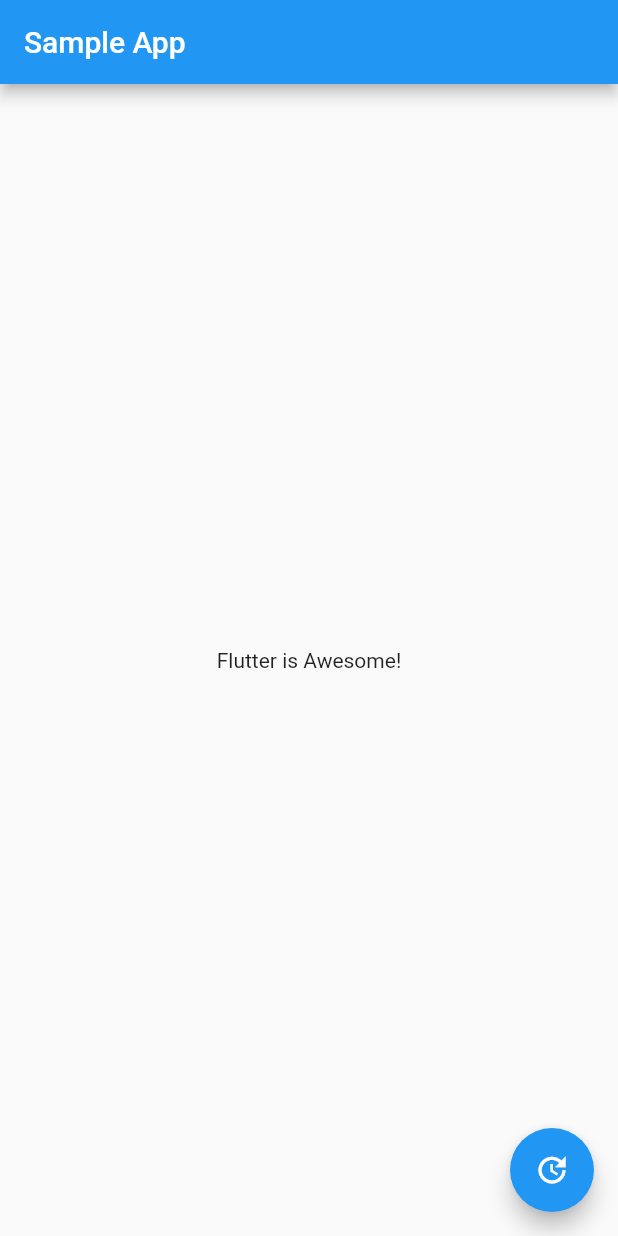
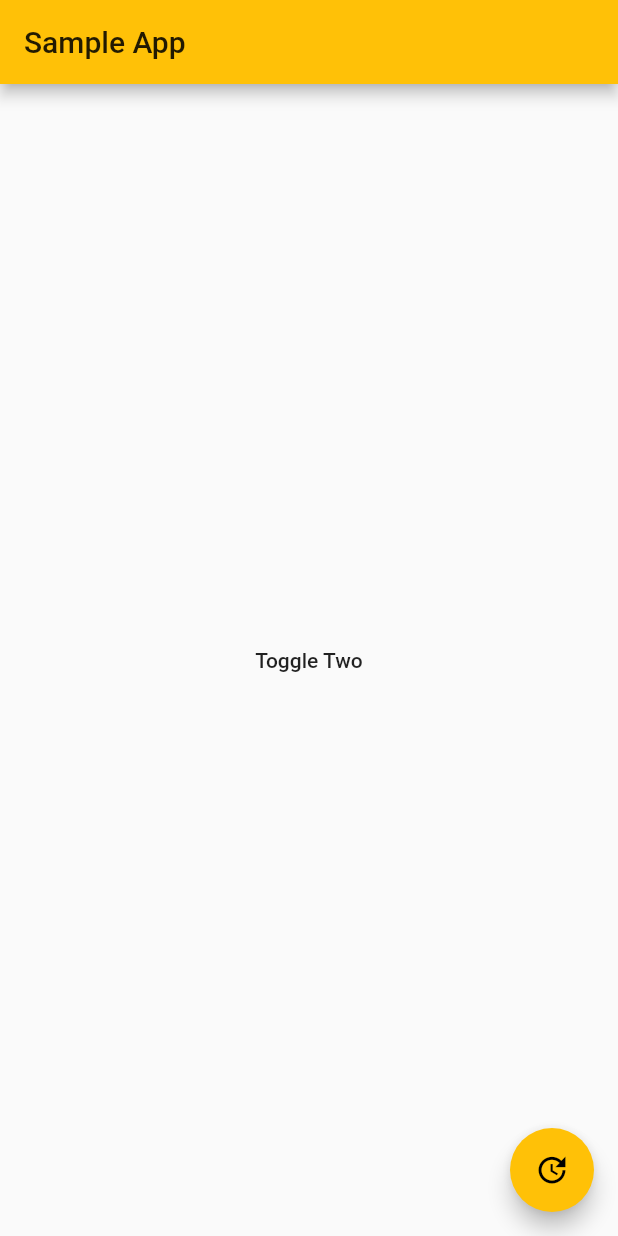
Before and after one commit to IdiotLeon/DocFlutterForAndroidDev, a Flutter app: the screen it shows after launch, after a tap on the "update" icon, on a phone screen of 412 x 824 dp. Run offline on Flutter 3.47's test engine with Material 2 defaults, Android fonts, the phone set to English and light mode, and no system bars.

Commit message:
tutorial: Adding or removing a component from the layout
by simply adding or removing a Widget

```diff
--- a/lib/main.dart
+++ b/lib/main.dart
@@ -10,7 +10,7 @@ class SampleApp extends StatelessWidget {
     return MaterialApp(
       title: 'Sample App',
       theme: ThemeData(
-        primarySwatch: Colors.blue,
+        primarySwatch: Colors.amber,
       ),
       home: SampleAppPage(),
     );
@@ -26,6 +26,20 @@ class SampleAppPage extends StatefulWidget {
 
 class _SampleAppPageState extends State<SampleAppPage> {
   String textToShow = "I like Flutter";
+  bool toggle = true;
+  void _toggle() {
+    setState(() {
+      toggle = !toggle;
+    });
+  }
+
+  _getToggleChild() {
+    if (toggle) {
+      return Text('Toggle One');
+    } else {
+      return MaterialButton(onPressed: () {}, child: Text('Toggle Two'));
+    }
+  }
 
   void _updateText() {
     setState(() {
@@ -39,9 +53,11 @@ class _SampleAppPageState extends State<SampleAppPage> {
       appBar: AppBar(
         title: Text("Sample App"),
       ),
-      body: Center(child: Text(textToShow)),
+      body: Center(
+        child: _getToggleChild(),
+      ),
       floatingActionButton: FloatingActionButton(
-        onPressed: _updateText,
+        onPressed: _toggle,
         tooltip: 'Update Text',
         child: Icon(Icons.update),
       ),
```
